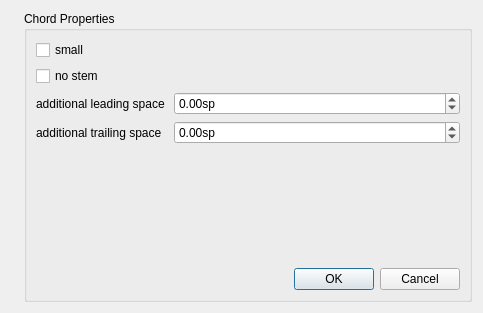
First picture: the form in mscore/mscore/chordproperties.ui, repository musescore/musescore-old, before the edit.
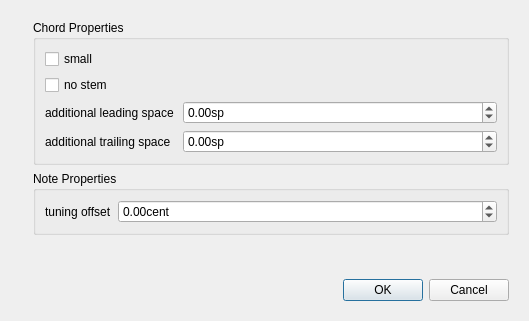
Second picture: the form after the edit. Icons and pictures are not drawn.

```diff
--- a/mscore/mscore/chordproperties.ui
+++ b/mscore/mscore/chordproperties.ui
@@ -6,8 +6,8 @@
    <rect>
     <x>0</x>
     <y>0</y>
-    <width>483</width>
-    <height>313</height>
+    <width>529</width>
+    <height>321</height>
    </rect>
   </property>
   <property name="windowTitle">
@@ -33,7 +33,10 @@
       </widget>
      </item>
      <item>
-      <widget class="QGroupBox" name="groupBox">
+      <widget class="QWidget" name="widget" native="true">
+       <layout class="QVBoxLayout" name="verticalLayout_3">
+        <item>
+         <widget class="QGroupBox" name="groupBox_2">
        <property name="title">
         <string>Chord Properties</string>
        </property>
@@ -70,7 +73,7 @@
              <string comment="spatium unit">sp</string>
             </property>
             <property name="minimum">
-             <double>-990000.000000000000000</double>
+                <double>-99.000000000000000</double>
             </property>
             <property name="singleStep">
              <double>0.100000000000000</double>
@@ -99,6 +102,54 @@
           </item>
          </layout>
         </item>
+          </layout>
+         </widget>
+        </item>
+        <item>
+         <widget class="QGroupBox" name="groupBox">
+          <property name="title">
+           <string>Note Properties</string>
+          </property>
+          <property name="flat">
+           <bool>true</bool>
+          </property>
+          <layout class="QVBoxLayout" name="verticalLayout_4">
+           <item>
+            <layout class="QFormLayout" name="formLayout_2">
+             <item row="0" column="0">
+              <widget class="QLabel" name="label_4">
+               <property name="text">
+                <string>tuning offset</string>
+               </property>
+              </widget>
+             </item>
+             <item row="0" column="1">
+              <widget class="QDoubleSpinBox" name="tuningSpinBox">
+               <property name="sizePolicy">
+                <sizepolicy hsizetype="Preferred" vsizetype="Fixed">
+                 <horstretch>0</horstretch>
+                 <verstretch>0</verstretch>
+                </sizepolicy>
+               </property>
+               <property name="suffix">
+                <string extracomment="100 cent = 1 semitone intervall">cent</string>
+               </property>
+               <property name="minimum">
+                <double>-200.000000000000000</double>
+               </property>
+               <property name="maximum">
+                <double>200.000000000000000</double>
+               </property>
+               <property name="singleStep">
+                <double>10.000000000000000</double>
+               </property>
+              </widget>
+             </item>
+            </layout>
+           </item>
+          </layout>
+         </widget>
+        </item>
         <item>
          <spacer name="verticalSpacer">
           <property name="orientation">
@@ -107,7 +158,7 @@
           <property name="sizeHint" stdset="0">
            <size>
             <width>20</width>
-            <height>21</height>
+            <height>0</height>
            </size>
           </property>
          </spacer>
```
Left out of the diff: 16 changed lines with no effect on the pictures. Lines whose indentation alone changed are shown as unchanged.
